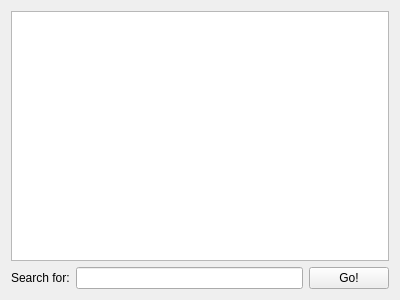
Qt form FindCrap/findcrap.ui (taricketts/GUI_QT_Projects) before a commit.
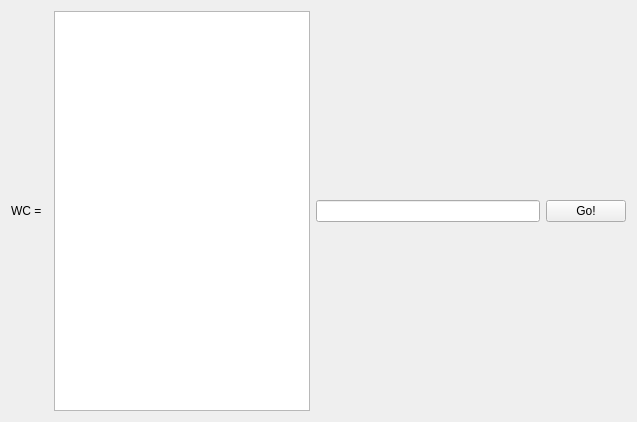
The same form after that commit.

The edit to the form file:
```diff
--- a/FindCrap/findcrap.ui
+++ b/FindCrap/findcrap.ui
@@ -6,26 +6,26 @@
    <rect>
     <x>0</x>
     <y>0</y>
-    <width>400</width>
-    <height>300</height>
+    <width>637</width>
+    <height>422</height>
    </rect>
   </property>
   <property name="windowTitle">
    <string>FindCrap</string>
   </property>
   <layout class="QVBoxLayout" name="verticalLayout">
-   <item>
-    <widget class="QTextEdit" name="textEdit"/>
-   </item>
    <item>
     <layout class="QHBoxLayout" name="horizontalLayout">
      <item>
       <widget class="QLabel" name="label">
        <property name="text">
-        <string>Search for:</string>
+        <string>WC =  </string>
        </property>
       </widget>
      </item>
+     <item>
+      <widget class="QTextEdit" name="textEdit"/>
+     </item>
      <item>
       <widget class="QLineEdit" name="lineEdit"/>
      </item>
```
Left out of the diff: 2 changed lines with no effect on the pictures.
